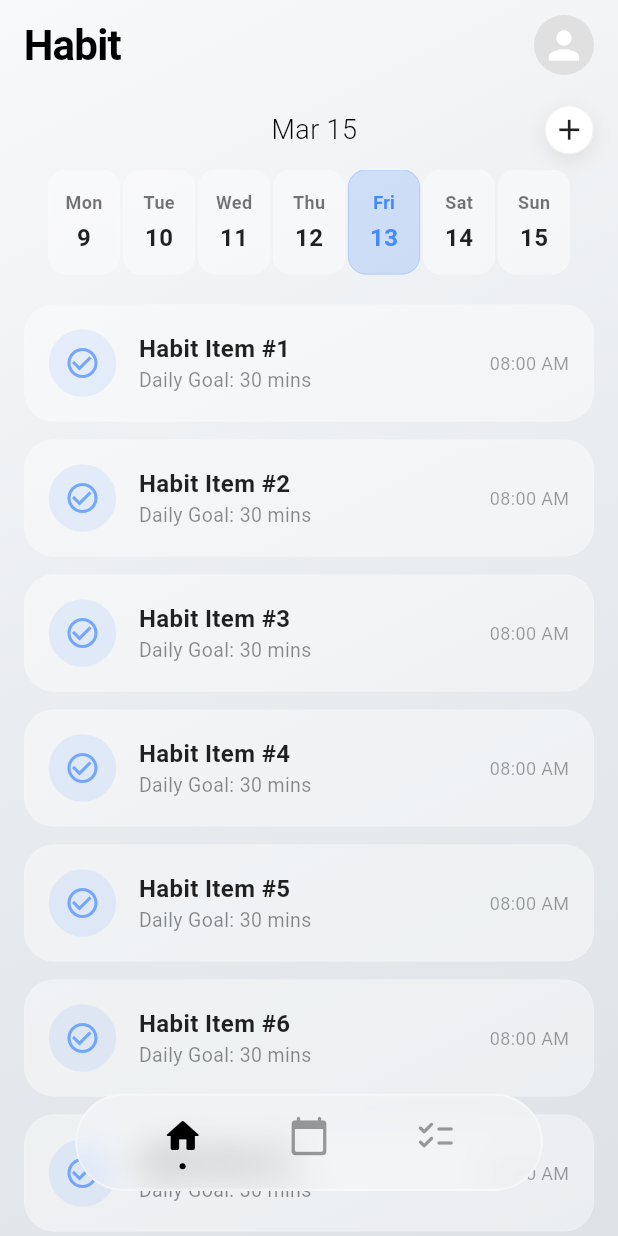
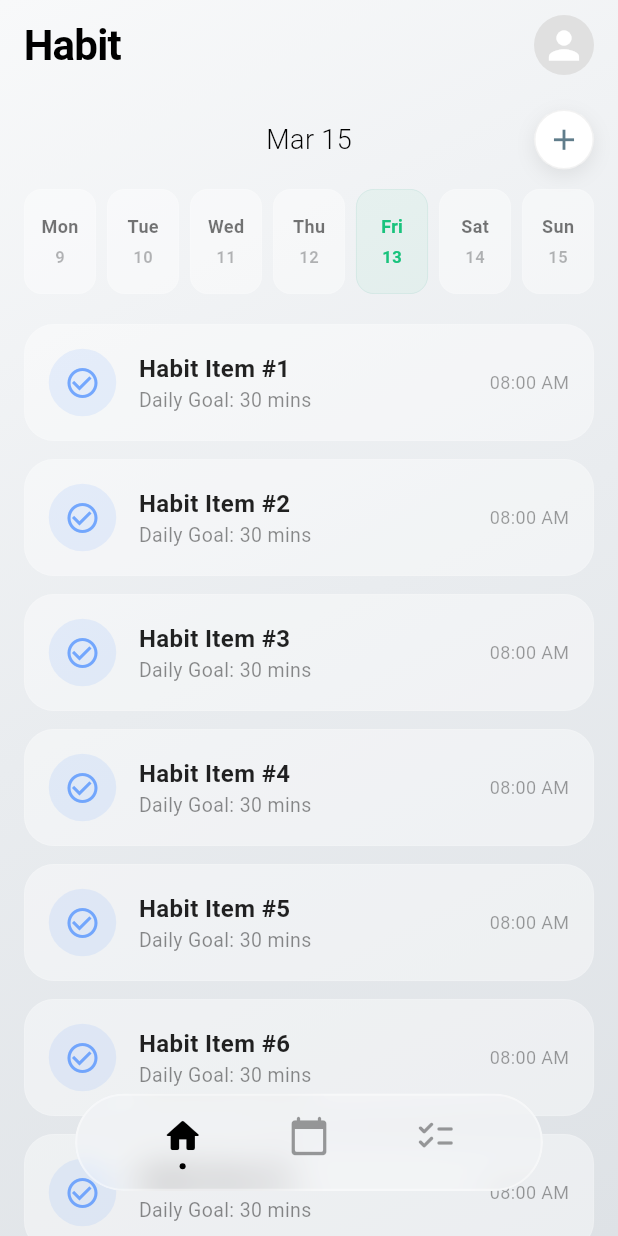
Before and after one commit to PeterMaquiran/orga-flutter, a Flutter app: the HomeScreen screen opened by its route, on a phone screen of 412 x 824 dp. Run offline on Flutter 3.47's test engine with Material 3 defaults, Android fonts, the phone set to English and light mode, and no system bars; our stand-ins replace go_router.

Commit message:
add theme colors

```diff
--- a/lib/ui/screen/ios/home/component/weekly_calendar.dart
+++ b/lib/ui/screen/ios/home/component/weekly_calendar.dart
@@ -1,6 +1,6 @@
 import 'package:flutter/material.dart';
+import '../../../../shared/theme/appColors.dart';
 
-// --- EXTRACTED CALENDAR COMPONENT ---
 class InfiniteWeeklyCalendar extends StatelessWidget {
   const InfiniteWeeklyCalendar({super.key});
 
@@ -22,7 +22,7 @@ class InfiniteWeeklyCalendar extends StatelessWidget {
     return Column(
       children: [
         Padding(
-          padding: const EdgeInsets.symmetric(horizontal: 0, vertical: 10),
+          padding: const EdgeInsets.symmetric(horizontal: 0, vertical: 13),
           child: Row(
             mainAxisAlignment: MainAxisAlignment.spaceBetween,
             children: [
@@ -36,8 +36,8 @@ class InfiniteWeeklyCalendar extends StatelessWidget {
                 },
               ),
               Container(
-                width: 33,
-                height: 33,
+                width: 40,
+                height: 40,
                 decoration: BoxDecoration(
                   color: Colors.white,
                   shape: BoxShape.circle,
@@ -60,7 +60,7 @@ class InfiniteWeeklyCalendar extends StatelessWidget {
                   icon: const Icon(
                     Icons.add,
                     size: 23,
-                    color: Colors.black87,
+                    color: Colors.blueGrey,
                   ),
                 ),
               )
@@ -75,7 +75,7 @@ class InfiniteWeeklyCalendar extends StatelessWidget {
             itemBuilder: (context, index) {
               final week = _getWeekForIndex(index, today);
               return Padding(
-                padding: const EdgeInsets.symmetric(horizontal: 16),
+                padding: const EdgeInsets.symmetric(horizontal: 0),
                 child: Row(
                   mainAxisAlignment: MainAxisAlignment.spaceBetween,
                   children: week.map((date) {
@@ -95,18 +95,18 @@ class InfiniteWeeklyCalendar extends StatelessWidget {
     return Container(
       width: 48,
       decoration: BoxDecoration(
-        color: isToday ? Colors.blueAccent.withOpacity(0.2) : Colors.white.withOpacity(0.4),
+        color: isToday ? AppColors.tertiary.withOpacity(0.05) : Colors.white.withOpacity(0.4),
         borderRadius: BorderRadius.circular(12),
-        border: Border.all(color: isToday ? Colors.blueAccent.withOpacity(0.3) : Colors.white.withOpacity(0.2), width: 0.5),
+        border: Border.all(color: isToday ? AppColors.secondary.withOpacity(0.1) : Colors.white.withOpacity(0.2), width: 0.5),
       ),
       child: Column(
         mainAxisAlignment: MainAxisAlignment.center,
         children: [
           Text(["Sun", "Mon", "Tue", "Wed", "Thu", "Fri", "Sat"][date.weekday % 7],
-              style: TextStyle(fontSize: 12, fontWeight: FontWeight.w600, color: isToday ? Colors.blueAccent : Colors.black54)),
+              style: TextStyle(fontSize: 12, fontWeight: FontWeight.w600, color: isToday ? AppColors.tertiary : Colors.black54)),
           const SizedBox(height: 4),
           Text(date.day.toString(),
-              style: TextStyle(fontSize: 16, fontWeight: FontWeight.bold, color: isToday ? Colors.blueAccent : Colors.black87)),
+              style: TextStyle(fontSize: 11, fontWeight: FontWeight.bold, color: isToday ? AppColors.tertiary : AppColors.background.withOpacity(0.3))),
         ],
       ),
     );
```
